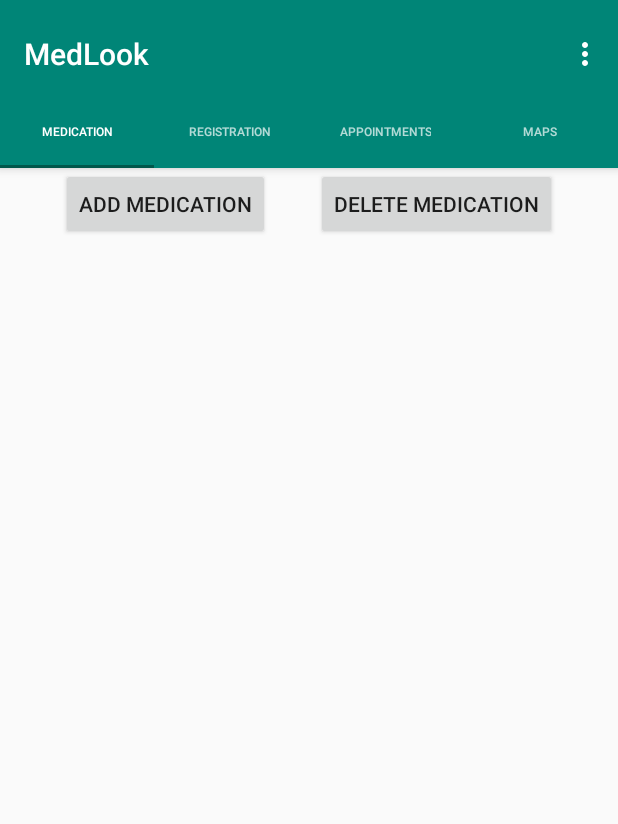
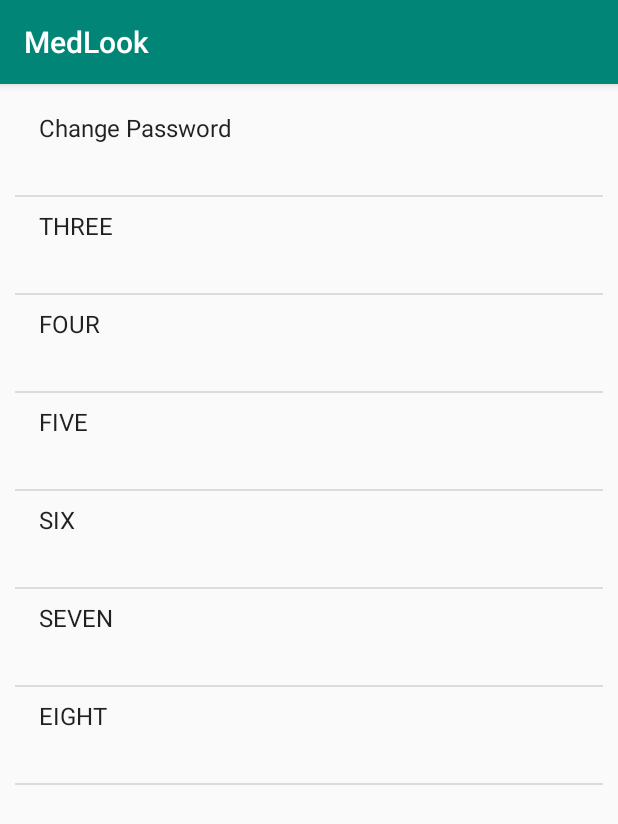
Before and after one commit to MariaJMRibeiro/MedSide, an Android app: the InitialPage screen opened directly, with no data from a screen before it, in the options menu, after a tap on "Settings", on a phone screen of 412 x 824 dp. Shown: the top 824 px of the screen. Run offline under Robolectric (Android 15) with nearby library versions, the phone set to English and light mode, and no system bars; libraries missing offline, so code that uses them is left out: com.jjoe64.graphview; 14 statements that could not run were skipped.

Commit message:
Log out and Settings Init

```diff
--- a/app/build.gradle
+++ b/app/build.gradle
@@ -9,6 +9,7 @@
         versionCode 1
         versionName "1.0"
         testInstrumentationRunner "android.support.test.runner.AndroidJUnitRunner"
+        vectorDrawables.useSupportLibrary = true
     }
     buildTypes {
         release {
@@ -26,6 +27,7 @@
     implementation 'com.android.support:support-v4:28.0.0'
     implementation 'com.jjoe64:graphview:4.2.1'
     implementation 'com.google.android.gms:play-services-maps:16.1.0'
+    implementation 'com.android.support:support-vector-drawable:28.0.0'
     testImplementation 'junit:junit:4.12'
     androidTestImplementation 'com.android.support.test:runner:1.0.2'
     androidTestImplementation 'com.android.support.test.espresso:espresso-core:3.0.2'
--- a/app/src/main/java/up201506196/com/firsttp/InitialPage.java
+++ b/app/src/main/java/up201506196/com/firsttp/InitialPage.java
@@ -1,5 +1,6 @@
 package up201506196.com.firsttp;
 
+import android.content.Intent;
 import android.support.design.widget.TabLayout;
 import android.support.design.widget.FloatingActionButton;
 import android.support.design.widget.Snackbar;
@@ -18,22 +19,11 @@
 import android.view.ViewGroup;
 
 import android.widget.TextView;
+import android.widget.Toast;
 
 public class InitialPage extends AppCompatActivity {
 
-    /**
-     * The {@link android.support.v4.view.PagerAdapter} that will provide
-     * fragments for each of the sections. We use a
-     * {@link FragmentPagerAdapter} derivative, which will keep every
-     * loaded fragment in memory. If this becomes too memory intensive, it
-     * may be best to switch to a
-     * {@link android.support.v4.app.FragmentStatePagerAdapter}.
-     */
     private SectionsPagerAdapter mSectionsPagerAdapter;
-
-    /**
-     * The {@link ViewPager} that will host the section contents.
-     */
     private ViewPager mViewPager;
 
     @Override
@@ -72,17 +62,27 @@
 
     @Override
     public boolean onOptionsItemSelected(MenuItem item) {
-        // Handle action bar item clicks here. The action bar will
-        // automatically handle clicks on the Home/Up button, so long
-        // as you specify a parent activity in AndroidManifest.xml.
-        int id = item.getItemId();
+        switch(item.getItemId()) {
+            case R.id.action_settings:
 
-        //noinspection SimplifiableIfStatement
-        if (id == R.id.action_settings) {
-            return true;
+
+                break;
+            case R.id.action_settings2:
+                String user = getIntent().getExtras().getString("key_email");
+                Intent intent2 = new Intent(this, Settings.class);
+                intent2.putExtra("key email",user);
+                this.startActivity(intent2);
+                break;
+            case R.id.action_settings3:
+                Intent intent3 = new Intent(this, Login.class);
+                this.startActivity(intent3);
+                Toast.makeText(getApplicationContext(), "Logout successfully", Toast.LENGTH_SHORT).show();
+                break;
+            default:
+                return super.onOptionsItemSelected(item);
         }
 
-        return super.onOptionsItemSelected(item);
+        return true;
     }
 
 
--- a/app/src/main/java/up201506196/com/firsttp/Login.java
+++ b/app/src/main/java/up201506196/com/firsttp/Login.java
@@ -29,10 +29,10 @@
                 String password = e2.getText().toString();
                 Boolean Chkemailpass = db.emailpassword(email,password);
                 if (Chkemailpass==true) {
-                    Toast.makeText(getApplicationContext(), "Successfully Login ", Toast.LENGTH_SHORT).show();
                     Intent i= new Intent(Login.this,InitialPage.class);
                     i.putExtra("key_email", email);
                     startActivity(i);
+                    Toast.makeText(getApplicationContext(), "Successfully Login ", Toast.LENGTH_SHORT).show();
                 }
                 else
                     Toast.makeText(getApplicationContext(), "Email or Password incorrect ", Toast.LENGTH_SHORT).show();
--- a/app/src/main/java/up201506196/com/firsttp/MainActivity.java
+++ b/app/src/main/java/up201506196/com/firsttp/MainActivity.java
@@ -45,7 +45,11 @@
                         if (chkemail == true) {
                             Boolean insert = db.insert(s1, s2);
                             if (insert == true) {
+                                Intent i= new Intent(MainActivity.this,InitialPage.class);
+                                i.putExtra("key_email", s1);
+                                startActivity(i);
                                 Toast.makeText(getApplicationContext(), "Register successfully", Toast.LENGTH_SHORT).show();
+
                             }
                         } else {
                             Toast.makeText(getApplicationContext(), "Email already exists", Toast.LENGTH_SHORT).show();
--- /dev/null
+++ b/app/src/main/java/up201506196/com/firsttp/Settings.java
@@ -0,0 +1,42 @@
+package up201506196.com.firsttp;
+
+import android.support.v7.app.AppCompatActivity;
+import android.os.Bundle;
+import android.view.View;
+import android.widget.AdapterView;
+import android.widget.ArrayAdapter;
+import android.widget.ListView;
+import android.widget.AdapterView.OnItemClickListener;
+
+public class Settings extends AppCompatActivity {
+
+    ListView listView;
+
+    // Define string array.
+    String[] listValue = new String[] {"Change Password","THREE","FOUR","FIVE","SIX","SEVEN","EIGHT"};
+
+    @Override
+    protected void onCreate(Bundle savedInstanceState)
+    {
+        super.onCreate(savedInstanceState);
+        setContentView(R.layout.activity_settings);
+
+        listView = (ListView)findViewById(R.id.listView1);
+        ArrayAdapter<String> adapter = new ArrayAdapter<String>(this,android.R.layout.simple_list_item_2, android.R.id.text1, listValue);
+
+        listView.setAdapter(adapter);
+
+        // ListView on item selected listener.
+        listView.setOnItemClickListener(new OnItemClickListener()
+        {
+
+            @Override
+            public void onItemClick(AdapterView<?> parent, View view,
+                                    int position, long id) {
+                // TODO Auto-generated method stub
+
+            }
+        });
+
+    }
+}
--- /dev/null
+++ b/app/src/main/res/layout/activity_settings.xml
@@ -0,0 +1,15 @@
+<?xml version="1.0" encoding="utf-8"?>
+<RelativeLayout xmlns:android="http://schemas.android.com/apk/res/android"
+xmlns:tools="http://schemas.android.com/tools"
+android:layout_width="match_parent"
+android:layout_height="match_parent"
+android:padding="10dp">
+
+<ListView
+    android:id="@+id/listView1"
+    android:layout_width="fill_parent"
+    android:layout_height="fill_parent"
+    android:layout_alignParentTop="true"
+    android:layout_centerHorizontal="true" />
+
+</RelativeLayout>
```
Also changed, not shown: app/src/main/AndroidManifest.xml (+7 -5 lines), app/src/main/res/drawable/ic_info_black_24dp.xml (added, +9 -0 lines), app/src/main/res/drawable/ic_notifications_black_24dp.xml (added, +9 -0 lines), app/src/main/res/drawable/ic_sync_black_24dp.xml (added, +9 -0 lines), app/src/main/res/values/strings.xml (+72 -0 lines), app/src/main/res/xml/pref_data_sync.xml (added, +21 -0 lines), app/src/main/res/xml/pref_general.xml (added, +33 -0 lines), app/src/main/res/xml/pref_headers.xml (added, +20 -0 lines), app/src/main/res/xml/pref_notification.xml (added, +27 -0 lines).
